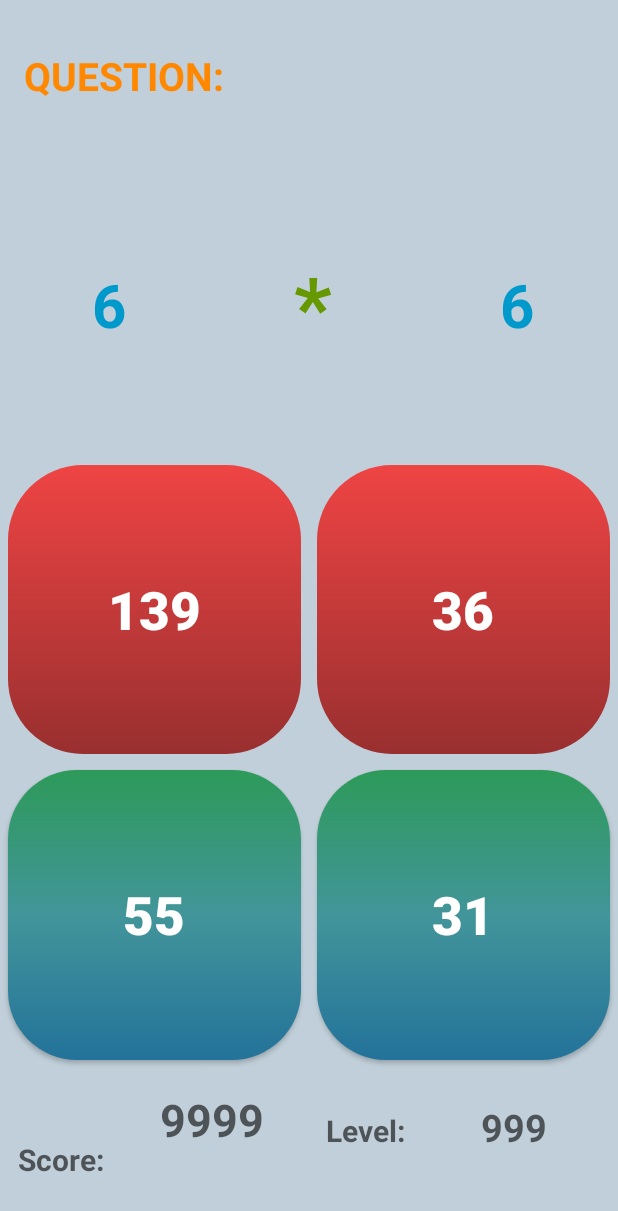
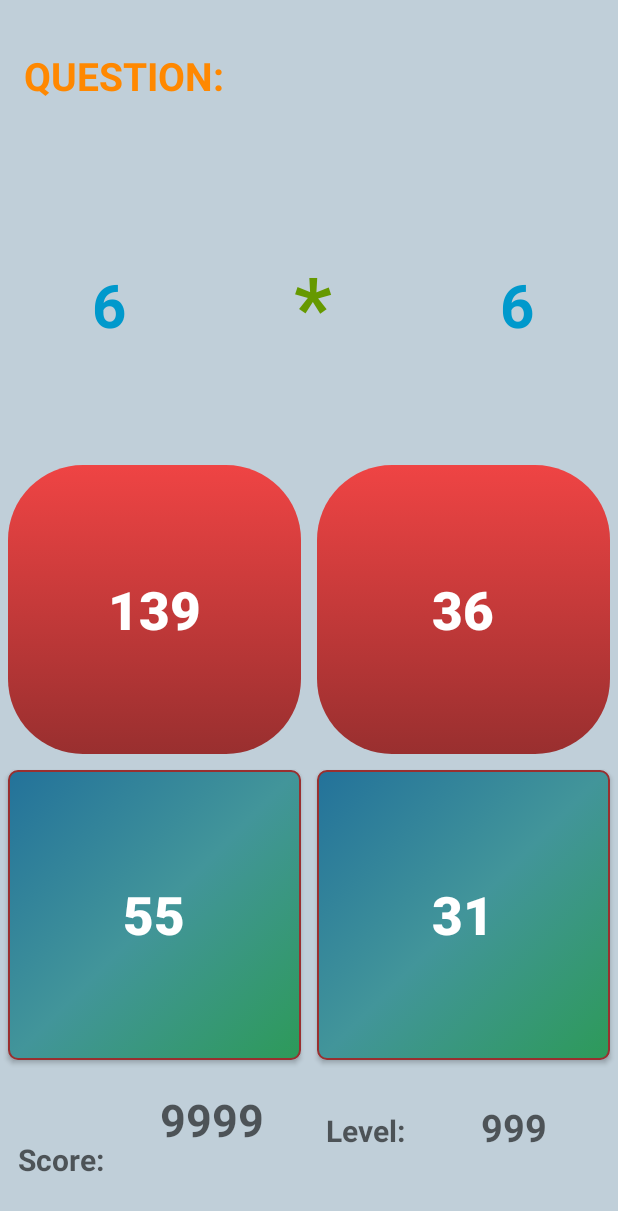
Before and after one commit to ssrishabh96/Game_Math_Quiz, an Android app: the screen it shows after launch (Main2Activity), after a tap on "PLAY..", on a phone screen of 412 x 824 dp. Shown: the top 1211 px of the screen. Run offline under Robolectric (Android 15) with nearby library versions, the phone set to English and light mode, and no system bars; our stand-ins replace AdMob.

Commit message:
Following Changes:
1. Add Firebase Dependency
2. Repair Drawable round pattern

```diff
--- a/app/src/main/AndroidManifest.xml
+++ b/app/src/main/AndroidManifest.xml
@@ -1,6 +1,10 @@
 <?xml version="1.0" encoding="utf-8"?>
 <manifest xmlns:android="http://schemas.android.com/apk/res/android"
     package="gametut.googlelle.game_tut1">
+
+    <uses-permission android:name="android.permission.INTERNET" />
+    <uses-permission android:name="android.permission.CHANGE_NETWORK_STATE" />
+
 
     <application
         android:allowBackup="true"
@@ -8,11 +12,13 @@
         android:label="@string/app_name"
         android:supportsRtl="true"
         android:theme="@style/AppTheme">
+
         <activity
             android:name=".activity.MainActivity"
             android:label="@string/app_name"
             android:theme="@style/AppTheme.NoActionBar"
             android:screenOrientation="portrait">
+
             <intent-filter>
                 <action android:name="android.intent.action.MAIN" />
 
--- a/app/src/main/java/gametut/googlelle/game_tut1/activity/MainActivity.java
+++ b/app/src/main/java/gametut/googlelle/game_tut1/activity/MainActivity.java
@@ -17,26 +17,32 @@ import android.widget.RelativeLayout;
 import android.widget.TextView;
 import android.widget.Toast;
 
+import com.google.android.gms.ads.AdRequest;
+import com.google.android.gms.ads.AdView;
+
 import gametut.googlelle.game_tut1.R;
 import gametut.googlelle.game_tut1.activity.Main2Activity;
 
 public class MainActivity extends AppCompatActivity {
 
-    EditText et;
-    SharedPreferences prefs;
-    SharedPreferences.Editor editor;
-    RelativeLayout showBackground_rl;
+    private static final String TAG = "MainActivity";
+    private AdView mAdView;
 
-    String dataName = "MyData";
-    String intName = "MyScore";
-    String intName1 = "MyLevel";
-    String unamedefault="username";
-    String uname;
-    Button save;
-    TextView tv;
+    private EditText et;
+    private SharedPreferences prefs;
+    private SharedPreferences.Editor editor;
+    private RelativeLayout showBackground_rl;
+    private String dataName = "MyData";
+    private String intName = "MyScore";
+    private String intName1 = "MyLevel";
+    private String unamedefault="username";
+    private String uname;
+    private Button save;
+    private TextView tv;
 
-    private int height, width;
-    int defaultInt = 0;
+    private int defaultInt = 0;
+
+
     //both activities can see this
     public static int hiScore;
     public static int hillevel;
@@ -45,6 +51,9 @@ public class MainActivity extends AppCompatActivity {
     protected void onCreate(Bundle savedInstanceState) {
         super.onCreate(savedInstanceState);
         setContentView(R.layout.activity_main);
+
+        loadAds();
+
         tv=(TextView)findViewById(R.id.textView4);
         et=(EditText) findViewById(R.id.username);
         save=(Button) findViewById(R.id.savebtn);
@@ -90,16 +99,19 @@ public class MainActivity extends AppCompatActivity {
                 save.setVisibility(View.VISIBLE);}
                 else
                 {
-
-
                         et.setVisibility(View.INVISIBLE);
                         save.setVisibility(View.INVISIBLE);
                 }
-
             }
         });
 
 
+    }
+
+    private void loadAds() {
+        mAdView = (AdView) findViewById(R.id.adView);
+        AdRequest adRequest = new AdRequest.Builder().build();
+        mAdView.loadAd(adRequest);
     }
 
     @Override
--- a/app/src/main/res/drawable/blue_button.xml
+++ b/app/src/main/res/drawable/blue_button.xml
@@ -1,30 +1,38 @@
 <?xml version="1.0" encoding="utf-8" ?>
 <selector xmlns:android="http://schemas.android.com/apk/res/android">
-
-    <item android:state_pressed="true">
+    <item android:state_pressed="true" >
         <shape>
-            <size android:height="100dp" android:width="100dp"/>
+            <solid
+                android:color="#111088" />
+            <stroke
+                android:width="1dp"
+                android:color="#992f2f" />
+            <corners
+                android:radius="6dp" />
+            <padding
+                android:left="10dp"
+                android:top="10dp"
+                android:right="10dp"
+                android:bottom="10dp" />
+        </shape>
+    </item>
+    <item>
+        <shape>
             <gradient
                 android:startColor="#ff2d9a59"
                 android:centerColor="#ff42959a"
                 android:endColor="#ff23729a"
-                android:angle="200" />
+                android:angle="135" />
+            <stroke
+                android:width="1dp"
+                android:color="#992f2f" />
             <corners
-                android:radius="46dp" />
-        </shape>
-    </item>
-
-    <item>
-        <shape>
-
-            <size android:height="100dp" android:width="100dp"/>
-            <gradient
-                android:startColor="#ff2d9a59"
-                android:centerColor="#ff42959a"
-                android:endColor="#ff23729a"
-                android:angle="100" />
-            <corners
-                android:radius="46dp" />
+                android:radius="6dp" />
+            <padding
+                android:left="10dp"
+                android:top="10dp"
+                android:right="10dp"
+                android:bottom="10dp" />
         </shape>
     </item>
 </selector>
--- a/app/src/main/res/values/strings.xml
+++ b/app/src/main/res/values/strings.xml
@@ -2,4 +2,8 @@
     <string name="app_name">Game_Tut1</string>
     <string name="action_settings">Settings</string>
     <string name="title_activity_main2">Main2Activity</string>
+
+    <string name="banner_ad_unit_id">ca-app-pub-3940256099942544/6300978111</string>
+
+
 </resources>
--- a/build.gradle
+++ b/build.gradle
@@ -9,6 +9,7 @@ buildscript {
 
         // NOTE: Do not place your application dependencies here; they belong
         // in the individual module build.gradle files
+        classpath 'com.google.gms:google-services:3.0.0'
     }
 }
 
```
Also changed, not shown: app/build.gradle (+27 -8 lines), app/src/main/res/layout/activity_main.xml (+12 -0 lines).
